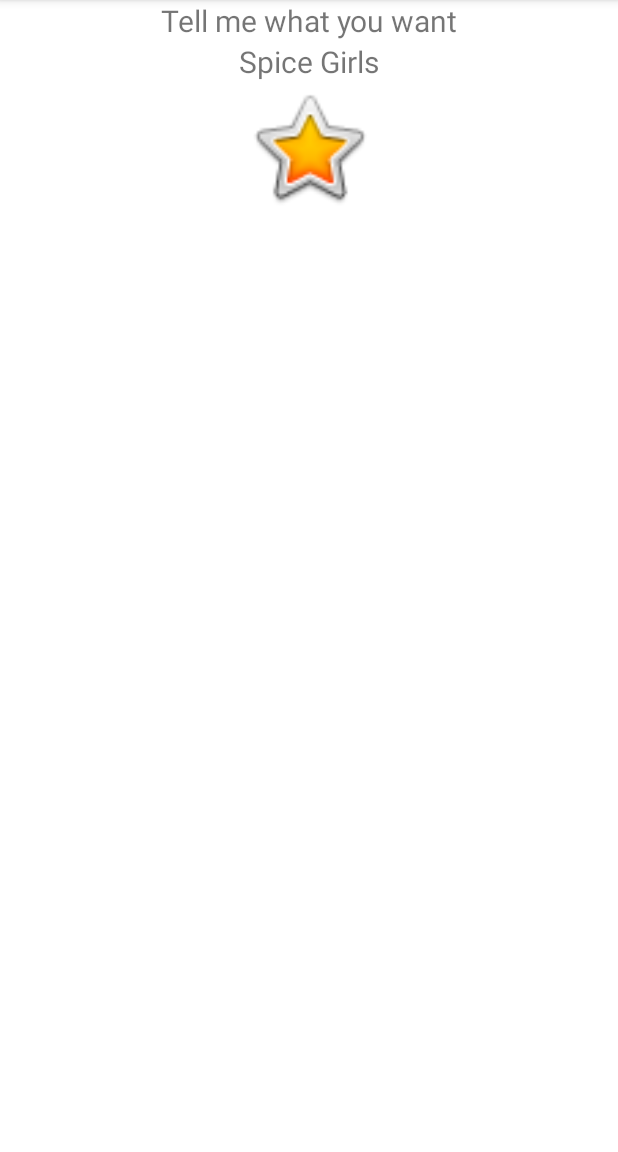
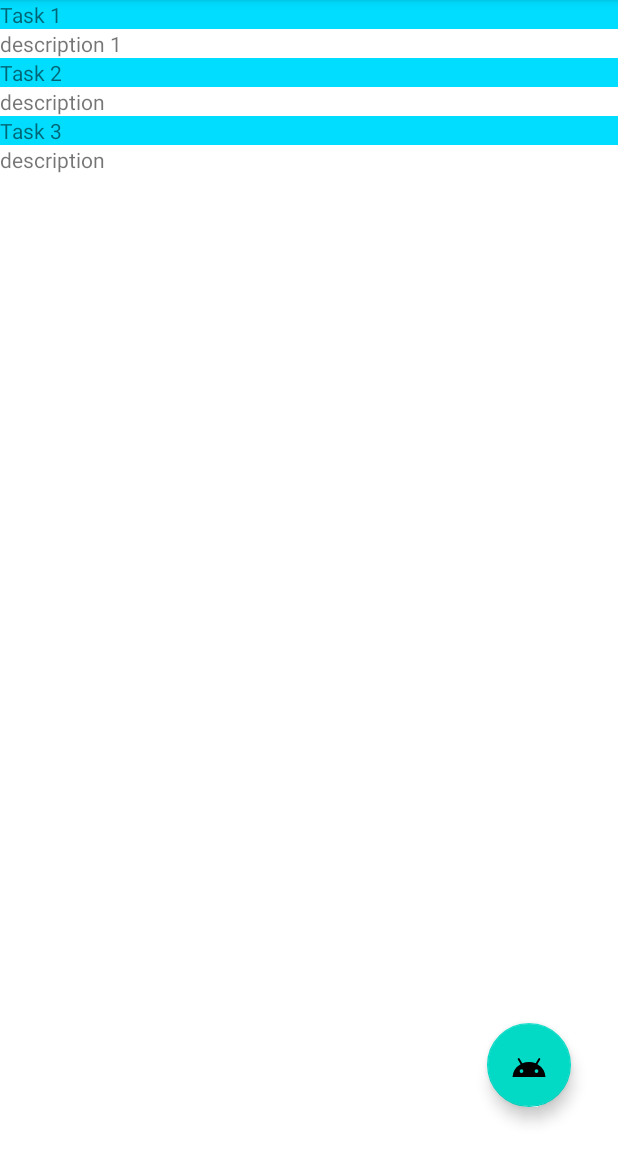
Before and after one commit to AnassAoulad/tadaList, an Android app: the screen it shows after launch (MainActivity), on a phone screen of 412 x 824 dp, the part 84-1236 px from its top. Run offline under Robolectric (Android 15) with nearby library versions, the phone set to English and light mode, and no system bars.

Commit message:
TP1 - n15

```diff
--- /dev/null
+++ b/app/src/main/java/com/example/tasklist/Task.kt
@@ -0,0 +1,3 @@
+package com.example.tasklist
+
+data class Task(val id: String, val title: String, val description: String = "description")
--- a/app/src/main/java/com/example/tasklist/TaskListAdapter.kt
+++ b/app/src/main/java/com/example/tasklist/TaskListAdapter.kt
@@ -7,14 +7,15 @@ import android.widget.TextView
 import androidx.recyclerview.widget.RecyclerView
 
 class TaskListAdapter : RecyclerView.Adapter<TaskListAdapter.TaskViewHolder>() {
-
-    var currentList: List<String> = emptyList()
+    var currentList: List<Task> = emptyList()
 
     // on utilise `inner` ici afin d'avoir accès aux propriétés de l'adapter directement
     inner class TaskViewHolder(itemView: View) : RecyclerView.ViewHolder(itemView) {
-        fun bind(taskTitle: String) {
-           val textView = itemView.findViewById<TextView>(R.id.recyclerview)
-            textView.text = taskTitle
+        fun bind(task: Task) {
+           val textTitleView = itemView.findViewById<TextView>(R.id.task_title)
+            textTitleView.text = task.title
+            val textDescView = itemView.findViewById<TextView>(R.id.task_description)
+            textDescView.text = task.description
         }
     }
 
@@ -24,11 +25,11 @@ class TaskListAdapter : RecyclerView.Adapter<TaskListAdapter.TaskViewHolder>() {
     }
 
     override fun onBindViewHolder(holder: TaskViewHolder, position: Int) {
+        holder.bind(this.currentList[position])
     }
 
     override fun getItemCount(): Int {
         return currentList.size
     }
 
-
 }
--- a/app/src/main/java/com/example/tasklist/TaskListFragment.kt
+++ b/app/src/main/java/com/example/tasklist/TaskListFragment.kt
@@ -6,31 +6,17 @@ import android.view.LayoutInflater
 import android.view.View
 import android.view.ViewGroup
 import androidx.recyclerview.widget.RecyclerView
+import com.google.android.material.floatingactionbutton.FloatingActionButton
+import java.util.*
 
-// TODO: Rename parameter arguments, choose names that match
-// the fragment initialization parameters, e.g. ARG_ITEM_NUMBER
-private const val ARG_PARAM1 = "param1"
-private const val ARG_PARAM2 = "param2"
+class TaskListFragment : Fragment() {
 
-/**
- * A simple [Fragment] subclass.
- * Use the [TaskListFragment.newInstance] factory method to
- * create an instance of this fragment.
- */
-class TaskListFragment : Fragment() {
-    // TODO: Rename and change types of parameters
-    private var param1: String? = null
-    private var param2: String? = null
-    private var taskList = listOf("Task 1", "Task 2", "Task 3")
+    private var taskList = listOf(
+        Task(id = "id_1", title = "Task 1", description = "description 1"),
+        Task(id = "id_2", title = "Task 2"),
+        Task(id = "id_3", title = "Task 3")
+    )
     private val adapter = TaskListAdapter()
-
-    override fun onCreate(savedInstanceState: Bundle?) {
-        super.onCreate(savedInstanceState)
-        arguments?.let {
-            param1 = it.getString(ARG_PARAM1)
-            param2 = it.getString(ARG_PARAM2)
-        }
-    }
 
     override fun onCreateView(
         inflater: LayoutInflater,
@@ -39,26 +25,21 @@ class TaskListFragment : Fragment() {
     ): View? {
         val rootView = inflater.inflate(R.layout.fragment_task_list, container, false)
         adapter.currentList = taskList
-        val recyclerView = rootView.findViewById<RecyclerView>(R.id.recyclerview)
+
         return rootView
     }
 
-    companion object {
-        /**
-         * Use this factory method to create a new instance of
-         * this fragment using the provided parameters.
-         *
-         * @param param1 Parameter 1.
-         * @param param2 Parameter 2.
-         * @return A new instance of fragment TaskListFragment.
-         */
-        // TODO: Rename and change types and number of parameters
-        @JvmStatic fun newInstance(param1: String, param2: String) =
-                TaskListFragment().apply {
-                    arguments = Bundle().apply {
-                        putString(ARG_PARAM1, param1)
-                        putString(ARG_PARAM2, param2)
-                    }
-                }
+    override fun onViewCreated(view: View, savedInstanceState: Bundle?) {
+        super.onViewCreated(view, savedInstanceState)
+        val recyclerView = view.findViewById<RecyclerView>(R.id.recyclerview)
+        recyclerView.adapter = adapter
+        val addButton = view.findViewById<FloatingActionButton>(R.id.floatingActionButton)
+        addButton.setOnClickListener {
+            val newTask = Task(id = UUID.randomUUID().toString(), title = "Task ${taskList.size + 1}")
+            taskList = taskList + newTask
+            adapter.currentList = taskList
+            adapter.notifyDataSetChanged()
+        }
+
     }
 }
--- /dev/null
+++ b/app/src/main/res/drawable/ic_android_black_24dp.xml
@@ -0,0 +1,9 @@
+<vector xmlns:android="http://schemas.android.com/apk/res/android"
+        android:width="24dp"
+        android:height="24dp"
+        android:viewportWidth="24"
+        android:viewportHeight="24">
+    <path
+        android:pathData="M17.6,11.48 L19.44,8.3a0.63,0.63 0,0 0,-1.09 -0.63l-1.88,3.24a11.43,11.43 0,0 0,-8.94 0L5.65,7.67a0.63,0.63 0,0 0,-1.09 0.63L6.4,11.48A10.81,10.81 0,0 0,1 20L23,20A10.81,10.81 0,0 0,17.6 11.48ZM7,17.25A1.25,1.25 0,1 1,8.25 16,1.25 1.25,0 0,1 7,17.25ZM17,17.25A1.25,1.25 0,1 1,18.25 16,1.25 1.25,0 0,1 17,17.25Z"
+        android:fillColor="#FF000000"/>
+</vector>
--- a/app/src/main/res/layout/activity_main.xml
+++ b/app/src/main/res/layout/activity_main.xml
@@ -7,27 +7,11 @@
     android:orientation="vertical"
     tools:context=".MainActivity">
 
-    <TextView
-        android:id="@+id/Title"
+    <androidx.fragment.app.FragmentContainerView
+        android:id="@+id/fragmentContainer"
+        android:name="com.example.tasklist.TaskListFragment"
         android:layout_width="match_parent"
-        android:layout_height="wrap_content"
-        android:text="Tell me what you want"
-        android:textAlignment="center"
-        android:textSize="20sp"
+        android:layout_height="match_parent"
         />
 
-    <TextView
-        android:id="@+id/Name"
-        android:layout_width="match_parent"
-        android:layout_height="wrap_content"
-        android:text="Spice Girls"
-        android:textAlignment="center"
-        android:textSize="20sp" />
-
-    <ImageView
-        android:id="@+id/start"
-        android:layout_width="match_parent"
-        android:layout_height="87dp"
-        app:srcCompat="@android:drawable/btn_star_big_on" />
-
 </LinearLayout>
--- a/app/src/main/res/layout/fragment_task_list.xml
+++ b/app/src/main/res/layout/fragment_task_list.xml
@@ -1,24 +1,32 @@
 <?xml version="1.0" encoding="utf-8"?>
-<FrameLayout xmlns:android="http://schemas.android.com/apk/res/android"
+<androidx.constraintlayout.widget.ConstraintLayout xmlns:android="http://schemas.android.com/apk/res/android"
+    xmlns:app="http://schemas.android.com/apk/res-auto"
     xmlns:tools="http://schemas.android.com/tools"
     android:layout_width="match_parent"
     android:layout_height="match_parent"
-    xmlns:app="http://schemas.android.com/apk/res-auto"
     tools:context=".TaskListFragment">
 
     <!-- TODO: Update blank fragment layout -->
 
-    <TextView
+    <androidx.recyclerview.widget.RecyclerView
+        android:id="@+id/recyclerview"
         android:layout_width="match_parent"
         android:layout_height="match_parent"
-        android:text="@string/hello_blank_fragment" />
-
-    <androidx.recyclerview.widget.RecyclerView
         app:layoutManager="androidx.recyclerview.widget.LinearLayoutManager"
-        android:id="@+id/recyclerview"
-        android:layout_width="match_parent"
-        android:layout_height="match_parent">
+        tools:layout_editor_absoluteX="-190dp"
+        tools:layout_editor_absoluteY="0dp">
 
     </androidx.recyclerview.widget.RecyclerView>
 
-</FrameLayout>
+    <com.google.android.material.floatingactionbutton.FloatingActionButton
+        android:id="@+id/floatingActionButton"
+        android:layout_width="wrap_content"
+        android:layout_height="wrap_content"
+        android:layout_marginEnd="31dp"
+        android:layout_marginBottom="30dp"
+        android:clickable="true"
+        android:src="@drawable/ic_android_black_24dp"
+        app:layout_constraintBottom_toBottomOf="parent"
+        app:layout_constraintEnd_toEndOf="parent" />
+
+</androidx.constraintlayout.widget.ConstraintLayout>
--- a/app/src/main/res/layout/item_task.xml
+++ b/app/src/main/res/layout/item_task.xml
@@ -10,4 +10,11 @@
         android:background="@android:color/holo_blue_bright"
         android:layout_width="match_parent"
         android:layout_height="wrap_content" />
+
+    <TextView
+        android:id="@+id/task_description"
+        android:layout_width="match_parent"
+        android:layout_height="wrap_content"
+        android:text="TextView" />
+
 </LinearLayout>
```
